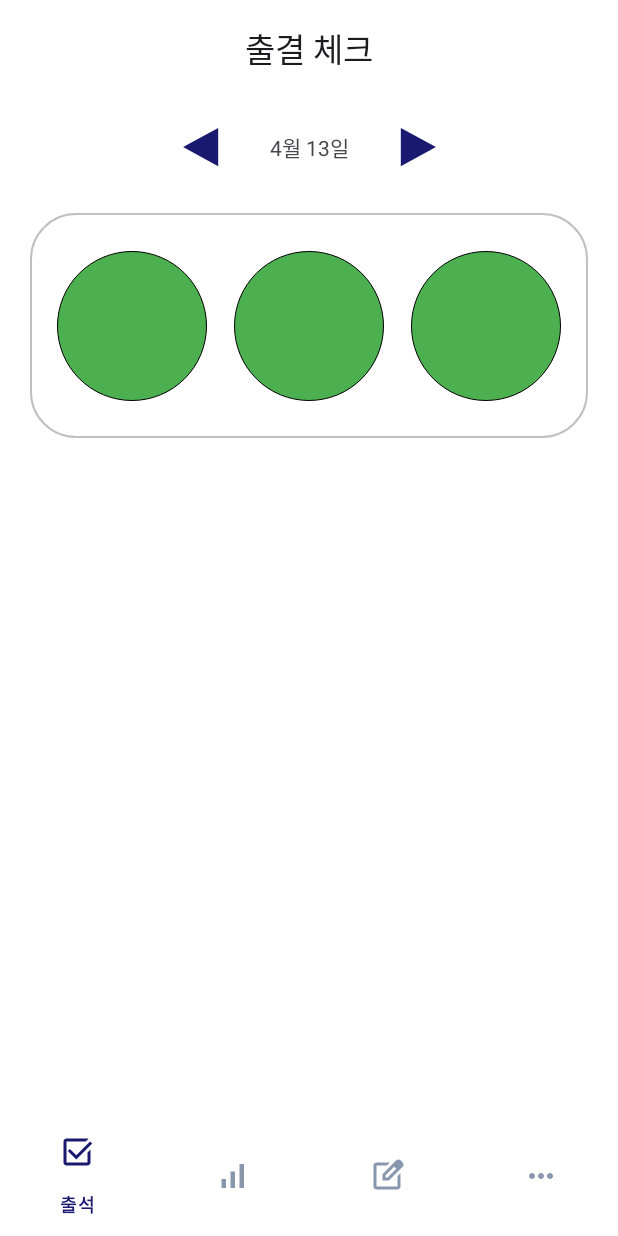
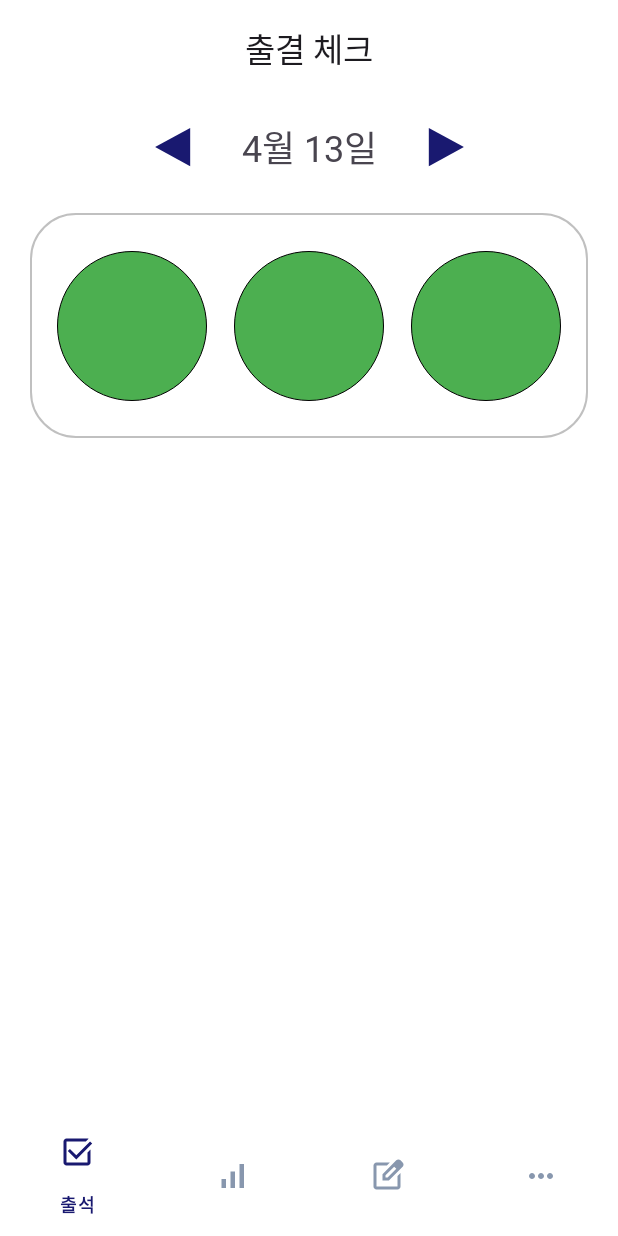
Before and after one commit to zzangse1/Attendance_Check, an Android app: the screen it shows after launch (MainActivity), on a phone screen of 412 x 824 dp. Run offline under Robolectric (Android 15) with nearby library versions, the phone set to English and light mode, and no system bars.

Commit message:
💄 글씨스타일 추가

```diff
--- a/app/src/main/res/values/styles.xml
+++ b/app/src/main/res/values/styles.xml
@@ -32,8 +32,12 @@
         <item name="fontFamily">@font/spoqa_bold</item>
     </style>
 
+    <style name="AppEditText.Bold.S24">
+        <item name="fontFamily">@font/spoqa_bold</item>
+        <item name="android:textSize">24sp</item>
+    </style>
 
-    <style name="AppEditText.Bold.S20">
+    <style name="AppEditText.Bold.S40">
         <item name="fontFamily">@font/spoqa_bold</item>
         <item name="android:textSize">40sp</item>
     </style>
```
